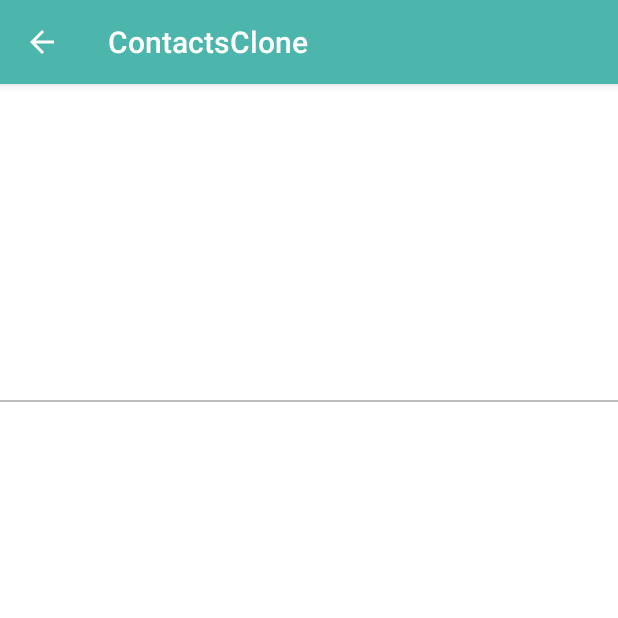
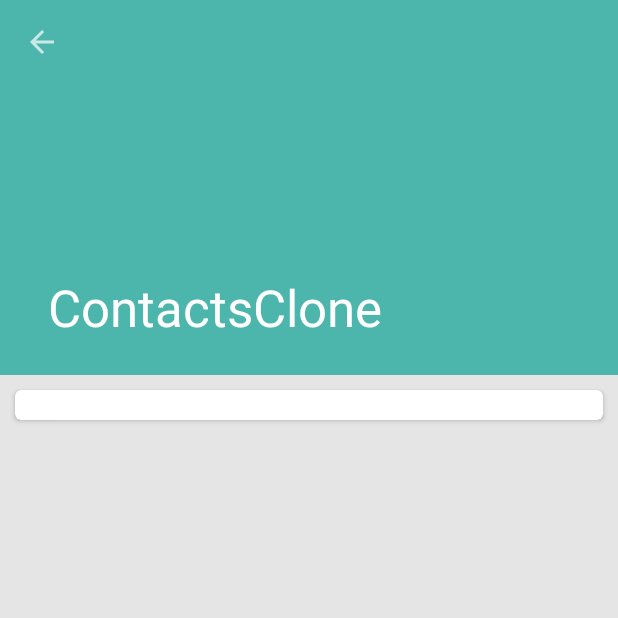
Before and after one commit to shangeethsivan/ContactsClone, an Android app: the DetailActivity screen opened directly, with no data from a screen before it, on a phone screen of 412 x 824 dp, the top half of it. Run offline under Robolectric (Android 15) with nearby library versions, the phone set to English and light mode, and no system bars; our stand-ins replace Picasso; pictures from the network do not load; 3 statements that could not run were skipped.

Commit message:
Collapsing toolbar added

```diff
--- a/app/build.gradle
+++ b/app/build.gradle
@@ -27,5 +27,8 @@ dependencies {
     compile 'com.android.support:appcompat-v7:25.3.1'
     compile 'com.android.support.constraint:constraint-layout:1.0.2'
     compile 'com.squareup.picasso:picasso:2.5.2'
+    compile 'com.android.support:design:25.3.1'
+    compile 'com.android.support:cardview-v7:25.3.1'
+
     testCompile 'junit:junit:4.12'
 }
--- a/app/src/main/AndroidManifest.xml
+++ b/app/src/main/AndroidManifest.xml
@@ -18,7 +18,8 @@
             </intent-filter>
         </activity>
         <activity android:name=".ui.DetailActivity"
-            android:parentActivityName=".ui.MainActivity"/>
+            android:parentActivityName=".ui.MainActivity"
+            android:theme="@style/Theme.Design.NoActionBar"/>
     </application>
 
 </manifest>
--- a/app/src/main/java/com/shangeeth/contactsclone/ui/DetailActivity.java
+++ b/app/src/main/java/com/shangeeth/contactsclone/ui/DetailActivity.java
@@ -4,8 +4,10 @@ import android.content.Intent;
 import android.database.Cursor;
 import android.net.Uri;
 import android.provider.ContactsContract;
+import android.support.design.widget.CollapsingToolbarLayout;
 import android.support.v7.app.AppCompatActivity;
 import android.os.Bundle;
+import android.support.v7.widget.Toolbar;
 import android.view.Gravity;
 import android.view.MenuItem;
 import android.view.View;
@@ -22,18 +24,19 @@ public class DetailActivity extends AppCompatActivity {
 
     private TextView mDisplayNameTV;
 
-    private ImageView mProfilePicIV;
-
-
     @Override
     protected void onCreate(Bundle savedInstanceState) {
 
         super.onCreate(savedInstanceState);
         setContentView(R.layout.activity_detail);
 
-        getSupportActionBar().setHomeButtonEnabled(true);
+        init();
 
-        init();
+        Toolbar lToolbar = (Toolbar)findViewById(R.id.toolbar);
+        CollapsingToolbarLayout lCollapsingToolbarLayout = (CollapsingToolbarLayout)findViewById(R.id.collapsing_toolbar);
+
+        setSupportActionBar(lToolbar);
+        getSupportActionBar().setDisplayHomeAsUpEnabled(true);
 
         String lContactId = getIntent().getStringExtra("_ID");
 
@@ -46,18 +49,13 @@ public class DetailActivity extends AppCompatActivity {
                 ContactsContract.CommonDataKinds.Email.DISPLAY_NAME + " ASC");
 
         if (lPhoneCursor.moveToFirst()) {
-
-            mDisplayNameTV.setText(lPhoneCursor.getString(lPhoneCursor.getColumnIndex(ContactsContract.CommonDataKinds.Phone.DISPLAY_NAME)));
+            lCollapsingToolbarLayout.setTitle(lPhoneCursor.getString(lPhoneCursor.getColumnIndex(ContactsContract.CommonDataKinds.Phone.DISPLAY_NAME)));
 
 
             Picasso.with(this)
                     .load(lPhoneCursor.getString(lPhoneCursor.getColumnIndex(ContactsContract.CommonDataKinds.Phone.PHOTO_URI)))
-                    .resize(100, 100)
-                    .centerCrop()
-                    .placeholder(R.drawable.contact_placeholder)
-                    .transform(new RoundedTransformation(100, 1))
-                    .into(mProfilePicIV);
-
+                    .placeholder(R.drawable.contact_bg)
+                    .into((ImageView)findViewById(R.id.image_toolbar));
 
             createMobileLayout(lPhoneCursor.getString(lPhoneCursor.getColumnIndex(ContactsContract.CommonDataKinds.Phone.NUMBER)));
 
@@ -92,6 +90,7 @@ public class DetailActivity extends AppCompatActivity {
         lMobileNoTV.setLayoutParams(lLayoutParams);
         lMobileNoTV.setGravity(Gravity.CENTER);
         lMobileNoTV.setTextSize(22.0f);
+        lMobileNoTV.setTextColor(getResources().getColor(R.color.black));
         lMobileNoTV.setOnClickListener(new View.OnClickListener() {
             @Override
             public void onClick(View v) {
@@ -129,6 +128,7 @@ public class DetailActivity extends AppCompatActivity {
         final TextView lEmailIdTV = new TextView(this);
         lEmailIdTV.setText(pEmailId);
         lEmailIdTV.setLayoutParams(lLayoutParams);
+        lEmailIdTV.setTextColor(getResources().getColor(R.color.black));
         lEmailIdTV.setGravity(Gravity.CENTER);
         lEmailIdTV.setTextSize(22.0f);
 
@@ -161,8 +161,6 @@ public class DetailActivity extends AppCompatActivity {
 
         mDisplayNameTV = (TextView) findViewById(R.id.contact_name);
 
-        mProfilePicIV = (ImageView) findViewById(R.id.profile_pic);
-
     }
 
 }
--- a/app/src/main/res/layout/activity_detail.xml
+++ b/app/src/main/res/layout/activity_detail.xml
@@ -1,31 +1,61 @@
 <?xml version="1.0" encoding="utf-8"?>
-<LinearLayout xmlns:android="http://schemas.android.com/apk/res/android"
-    xmlns:tools="http://schemas.android.com/tools"
+<android.support.design.widget.CoordinatorLayout xmlns:android="http://schemas.android.com/apk/res/android"
+    xmlns:app="http://schemas.android.com/apk/res-auto"
     android:layout_width="match_parent"
-    android:layout_height="match_parent"
-    android:id="@+id/container_linear_layout"
-    android:background="@color/white"
-    android:orientation="vertical">
+    android:layout_height="match_parent">
 
-    <ImageView
-        android:id="@+id/profile_pic"
-        android:layout_width="100dp"
-        android:layout_height="100dp"
-        android:layout_gravity="center"
-        android:layout_margin="20dp" />
+    <android.support.design.widget.AppBarLayout
+        android:layout_width="match_parent"
+        android:layout_height="250dp">
 
-    <TextView
-        android:id="@+id/contact_name"
+        <android.support.design.widget.CollapsingToolbarLayout
+            android:id="@+id/collapsing_toolbar"
+            android:layout_width="match_parent"
+            android:layout_height="match_parent"
+            android:background="@android:color/transparent"
+            app:contentScrim="@color/colorPrimary"
+            app:layout_scrollFlags="scroll|exitUntilCollapsed">
+
+            <ImageView
+                android:id="@+id/image_toolbar"
+                android:layout_width="match_parent"
+                android:layout_height="match_parent"
+                android:background="@color/colorPrimary"
+                android:scaleType="centerCrop"
+                app:layout_collapseMode="parallax" />
+
+            <android.support.v7.widget.Toolbar
+                android:id="@+id/toolbar"
+                android:layout_width="match_parent"
+                android:layout_height="?attr/actionBarSize"
+                app:layout_collapseMode="pin"
+                app:popupTheme="@style/ThemeOverlay.AppCompat.Light" />
+
+        </android.support.design.widget.CollapsingToolbarLayout>
+
+    </android.support.design.widget.AppBarLayout>
+
+    <android.support.v4.widget.NestedScrollView
         android:layout_width="match_parent"
-        android:layout_height="wrap_content"
-        android:gravity="center"
-        android:textSize="34sp"
-        tools:text="Shangeeth Sivan" />
+        android:layout_height="match_parent"
+        android:background="#ffe5e5e5"
+        app:layout_behavior="@string/appbar_scrolling_view_behavior">
 
-    <View
-        android:layout_width="match_parent"
-        android:layout_height="1dp"
-        android:layout_marginTop="25dp"
-        android:background="@color/grey" />
+        <android.support.v7.widget.CardView xmlns:card_view="http://schemas.android.com/apk/res-auto"
+            android:id="@+id/card_view"
+            android:layout_margin="10dp"
+            android:layout_width="match_parent"
+            android:layout_height="wrap_content"
+            card_view:cardBackgroundColor="@color/white"
+            card_view:cardCornerRadius="4dp">
 
-</LinearLayout>
+            <LinearLayout
+                android:id="@+id/container_linear_layout"
+                android:layout_width="match_parent"
+                android:layout_height="match_parent"
+                android:layout_marginBottom="20dp"
+                android:orientation="vertical"/>
+
+        </android.support.v7.widget.CardView>
+    </android.support.v4.widget.NestedScrollView>
+</android.support.design.widget.CoordinatorLayout>
--- /dev/null
+++ b/app/src/main/res/layout/test.xml
@@ -0,0 +1,10 @@
+
+<LinearLayout xmlns:android="http://schemas.android.com/apk/res/android"
+    xmlns:tools="http://schemas.android.com/tools"
+    android:layout_width="match_parent"
+    android:layout_height="match_parent"
+    android:background="@color/white"
+    android:orientation="vertical">
+
+
+</LinearLayout>
```
Also changed, not shown: app/src/main/res/drawable/contact_bg.png (added).
